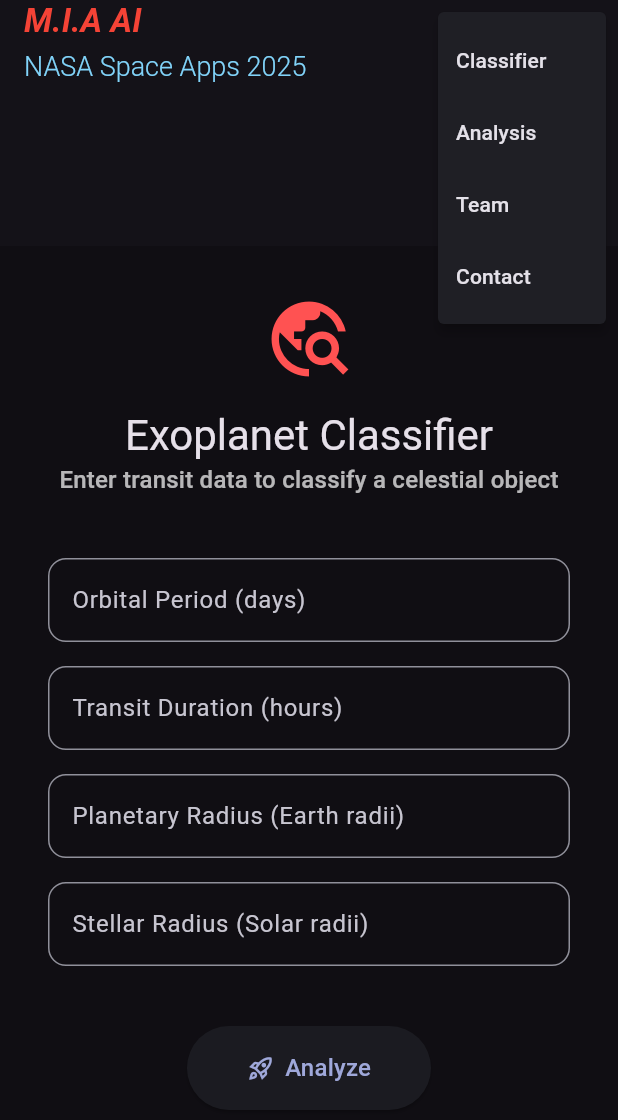
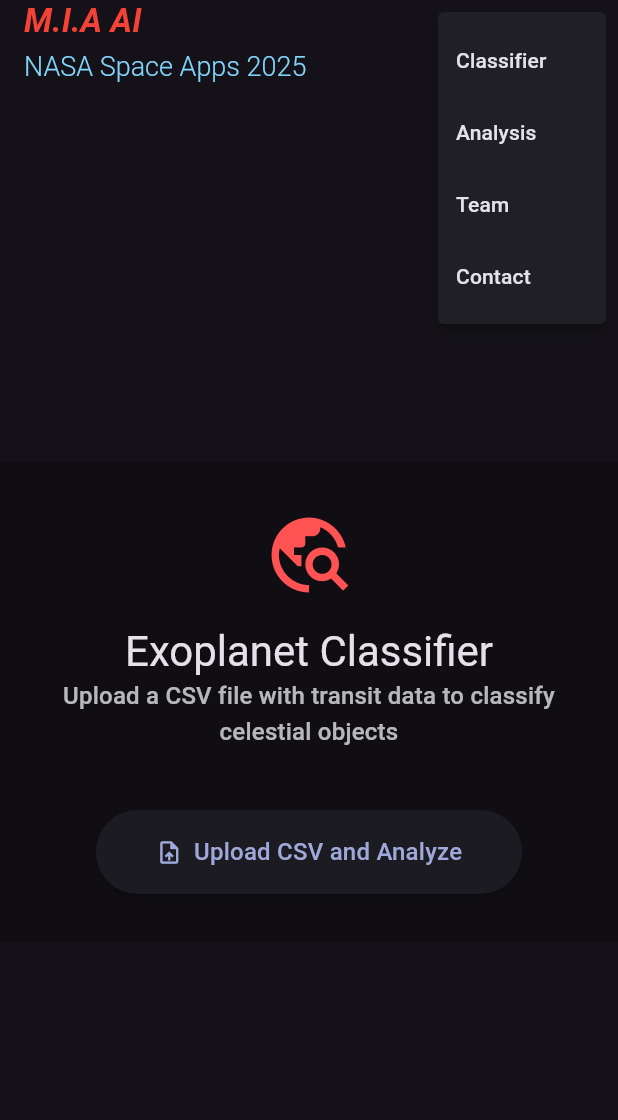
Before and after one commit to MIA-AI-Team/NASA-Space-Apps-2025-UI, a Flutter app: the screen it shows after launch, after a tap on the "menu" icon, on a phone screen of 412 x 824 dp. Shown: the top 1120 px of the screen. Run offline on Flutter 3.47's test engine with Material 3 defaults, Android fonts, the light colour scheme and no system bars; drawn by our look-alikes of animated_background; our stand-ins replace dio, file_picker, pie_chart; missing offline and left inert: universal_html.

Commit message:
Add CSV upload and result visualization to exoplanet classifier
Refactored the input flow to support CSV file uploads for batch exoplanet classification, replacing manual form entry. Integrated file_picker for file selection, universal_html for browser-based downloads, and pie_chart for visualizing prediction results. Updated the UI to display analysis statistics, feature importance, and confusion matrix images. Updated dependencies in pubspec.yaml and registered new plugins for macOS.

```diff
--- a/lib/main.dart
+++ b/lib/main.dart
@@ -1,3 +1,4 @@
+import 'dart:convert';
 import 'dart:math';
 
 import 'package:animations/animations.dart';
@@ -6,6 +7,9 @@ import 'package:animated_background/animated_background.dart';
 import 'package:url_launcher/url_launcher.dart';
 import 'package:dio/dio.dart';
 import 'splash_screen.dart';
+import 'package:file_picker/file_picker.dart';
+import 'package:pie_chart/pie_chart.dart';
+import 'package:universal_html/html.dart' as html;
 
 void main() {
   runApp(const MyApp());
@@ -89,7 +93,6 @@ class ExoplanetHomePage extends StatefulWidget {
 
 class _ExoplanetHomePageState extends State<ExoplanetHomePage>
     with TickerProviderStateMixin {
-  final _formKey = GlobalKey<FormState>();
   // Keys to identify and scroll to different sections of the page.
   final _identifierSectionKey = GlobalKey();
   final _analysisSectionKey = GlobalKey();
@@ -98,7 +101,10 @@ class _ExoplanetHomePageState extends State<ExoplanetHomePage>
 
   // State management variables
   PageState _pageState = PageState.input;
-  String _predictionResult = '';
+  String _fileName = '';
+  Map<String, double> _dataMap = {};
+  List<int>? _downloadableFileBytes;
+  String _downloadFileName = 'predictions.csv';
   String _predictionCertainty = '';
   // Controllers to get the text from TextFormFields
   final _orbitalPeriodController = TextEditingController();
@@ -107,47 +113,75 @@ class _ExoplanetHomePageState extends State<ExoplanetHomePage>
   final _stellarRadiusController = TextEditingController();
 
   Future<void> _getExoplanetPrediction() async {
-    if (_formKey.currentState!.validate()) {
+    FilePickerResult? result = await FilePicker.platform.pickFiles(
+      type: FileType.custom,
+      allowedExtensions: ['csv'],
+    );
+
+    if (result == null) return;
+
     setState(() {
       _pageState = PageState.loading;
+      _fileName = result.files.single.name;
     });
-      // const apiUrl = String.fromEnvironment('API_URL');
-      const apiUrl =
-          "https://nasa-space-apps-backend-production.up.railway.app/predict";
+
+    const apiUrl = "https://nasa-space-apps-backend-production.up.railway.app";
     final dio = Dio();
 
     try {
+      final file = result.files.single;
+
+      final formData = FormData.fromMap({
+        'file': MultipartFile.fromBytes(file.bytes!, filename: file.name),
+      });
+
       final response = await dio.post(
-          apiUrl,
-          data: {
-            'koi_period': double.parse(_orbitalPeriodController.text),
-            'koi_duration': double.parse(_transitDurationController.text),
-            'koi_prad': double.parse(_planetaryRadiusController.text),
-            'koi_srad': double.parse(_stellarRadiusController.text),
-          },
+        '$apiUrl/predict',
+        data: formData,
+        options: Options(headers: {'Content-Type': 'multipart/form-data'}),
+      );
+      // Assuming the API returns a JSON with stats and file data
+      final responseData = response.data;
+      final stats = responseData['stats'] as Map<String, dynamic>;
+      _dataMap = stats.map(
+        (key, value) => MapEntry(key, (value as num).toDouble()),
       );
 
-        // With dio, a successful response (2xx) is handled here.
-        // dio automatically decodes the JSON response.
-        final result = response.data;
-        _predictionResult = result['prediction'] ?? 'N/A';
+      // Assuming the file content is returned as a base64 encoded string
+      final fileContentBase64 = responseData['file_content'] as String;
+      _downloadableFileBytes = base64Decode(fileContentBase64);
+      _downloadFileName = responseData['filename'] ?? 'predictions.csv';
+
       _predictionCertainty = '';
     } on DioException catch (e) {
-        // Non-2xx status codes and other connection errors are caught here.
+      print("Error: ${e.message}");
       if (e.response != null) {
-          _predictionResult = 'ERROR';
-          _predictionCertainty = 'Status: ${e.response?.statusCode}';
+        if (e.response?.statusCode == 502) {
+          _predictionCertainty =
+              'The uploaded CSV file is not in the correct format. Please check the file and try again.';
         } else {
-          _predictionResult = 'ERROR';
+          _predictionCertainty =
+              'An error occurred. Status: ${e.response?.statusCode}';
+        }
+      } else {
         _predictionCertainty = 'Connection Failed';
       }
       print(e);
-      }
-
+    } finally {
       setState(() {
         _pageState = PageState.result;
       });
     }
+  }
+
+  void _downloadFile() {
+    if (_downloadableFileBytes == null) return;
+    final blob = html.Blob([_downloadableFileBytes]);
+    final url = html.Url.createObjectUrlFromBlob(blob);
+    final anchor = html.AnchorElement(href: url)
+      ..setAttribute("download", _downloadFileName)
+      ..click();
+    html.Url.revokeObjectUrl(url);
   }
 
   @override
@@ -354,19 +388,14 @@ class _ExoplanetHomePageState extends State<ExoplanetHomePage>
         return const _LoadingView();
       case PageState.result:
         return _ResultView(
-          prediction: _predictionResult,
+          fileName: _fileName,
+          dataMap: _dataMap,
           certainty: _predictionCertainty,
           onReset: () => setState(() => _pageState = PageState.input),
+          onDownload: _downloadFile,
         );
       case PageState.input:
-        return _InputView(
-          formKey: _formKey,
-          orbitalPeriodController: _orbitalPeriodController,
-          transitDurationController: _transitDurationController,
-          planetaryRadiusController: _planetaryRadiusController,
-          stellarRadiusController: _stellarRadiusController,
-          onAnalyze: _getExoplanetPrediction,
-        );
+        return _InputView(onAnalyze: _getExoplanetPrediction);
     }
   }
 
@@ -432,7 +461,7 @@ class _ModelAnalysisView extends StatelessWidget {
   @override
   Widget build(BuildContext context) {
     return Padding(
-      padding: const EdgeInsets.all(16.0),
+      padding: const EdgeInsets.symmetric(horizontal: 16.0, vertical: 64.0),
       child: Card(
         color: Colors.black.withOpacity(0.2),
         elevation: 0,
@@ -440,29 +469,118 @@ class _ModelAnalysisView extends StatelessWidget {
           side: BorderSide(color: Colors.grey.shade800, width: 0.5),
           borderRadius: BorderRadius.circular(12),
         ),
-        child: Padding(
-          padding: const EdgeInsets.all(16.0),
+        child: SingleChildScrollView(
+          padding: const EdgeInsets.all(24.0),
+          child: ConstrainedBox(
+            constraints: const BoxConstraints(maxWidth: 1200),
             child: Column(
+              mainAxisSize: MainAxisSize.min,
               children: [
                 Text(
                   'Current Model Analysis',
                   style: Theme.of(
                     context,
-                ).textTheme.titleLarge?.copyWith(color: Colors.white),
+                  ).textTheme.headlineMedium?.copyWith(color: Colors.white),
                 ),
-              const SizedBox(height: 16),
-              const Row(
+                const SizedBox(height: 24),
+                LayoutBuilder(
+                  builder: (context, constraints) {
+                    if (constraints.maxWidth > 600) {
+                      // Wide screen: show stats in a row
+                      return const Row(
                         mainAxisAlignment: MainAxisAlignment.spaceEvenly,
                         children: [
-                  _StatColumn(title: 'Accuracy', value: '98.2%'),
-                  _StatColumn(title: 'Dataset', value: 'Kepler (Q1-Q17)'),
-                  _StatColumn(title: 'Model', value: 'Random Forest'),
+                          _StatColumn(title: 'Accuracy', value: '78%'),
+                          _StatColumn(
+                            title: 'Dataset',
+                            value: 'Kepler Objects of Interest (KOI)',
+                          ),
+                          _StatColumn(
+                            title: 'Model',
+                            value: 'CatBoost Classifier',
+                          ),
                         ],
+                      );
+                    } else {
+                      // Narrow screen: show stats in a column
+                      return const Column(
+                        mainAxisAlignment: MainAxisAlignment.center,
+                        children: [
+                          _StatColumn(title: 'Accuracy', value: '78%'),
+                          SizedBox(height: 16),
+                          _StatColumn(
+                            title: 'Dataset',
+                            value: 'Kepler Objects of Interest (KOI)',
+                          ),
+                          SizedBox(height: 16),
+                          _StatColumn(
+                            title: 'Model',
+                            value: 'CatBoost Classifier',
+                          ),
+                        ],
+                      );
+                    }
+                  },
+                ),
+                const SizedBox(height: 40),
+                LayoutBuilder(
+                  builder: (context, constraints) {
+                    if (constraints.maxWidth > 800) {
+                      return Row(
+                        crossAxisAlignment: CrossAxisAlignment.start,
+                        children: [
+                          Expanded(
+                            child: _buildImageCard(
+                              'Feature Importance',
+                              'assets/images/feature_importance.png',
+                            ),
+                          ),
+                          const SizedBox(width: 24),
+                          Expanded(
+                            child: _buildImageCard(
+                              'Confusion Matrix',
+                              'assets/images/confusion_matrix.png',
+                            ),
+                          ),
+                        ],
+                      );
+                    }
+                    return Column(
+                      children: [
+                        _buildImageCard(
+                          'Feature Importance',
+                          'assets/images/feature_importance.png',
+                        ),
+                        const SizedBox(height: 24),
+                        _buildImageCard(
+                          'Confusion Matrix',
+                          'assets/images/confusion_matrix.png',
+                        ),
+                      ],
+                    );
+                  },
                 ),
               ],
             ),
           ),
         ),
+      ),
+    );
+  }
+
+  Widget _buildImageCard(String title, String imagePath) {
+    return Column(
+      children: [
+        Text(
+          title,
+          style: const TextStyle(fontSize: 18, fontWeight: FontWeight.bold),
+        ),
+        const SizedBox(height: 16),
+        ClipRRect(
+          borderRadius: BorderRadius.circular(8),
+          child: Image.asset(imagePath, height: 350, fit: BoxFit.contain),
+        ),
+      ],
     );
   }
 }
@@ -470,6 +588,7 @@ class _ModelAnalysisView extends StatelessWidget {
 class _StatColumn extends StatelessWidget {
   const _StatColumn({required this.title, required this.value});
   final String title;
+
   final String value;
 
   @override
@@ -731,20 +850,8 @@ class _ContactSectionView extends StatelessWidget {
 
 // The view for user input
 class _InputView extends StatelessWidget {
-  const _InputView({
-    required this.formKey,
-    required this.orbitalPeriodController,
-    required this.transitDurationController,
-    required this.planetaryRadiusController,
-    required this.stellarRadiusController,
-    required this.onAnalyze,
-  });
+  const _InputView({required this.onAnalyze});
 
-  final GlobalKey<FormState> formKey;
-  final TextEditingController orbitalPeriodController;
-  final TextEditingController transitDurationController;
-  final TextEditingController planetaryRadiusController;
-  final TextEditingController stellarRadiusController;
   final VoidCallback onAnalyze;
 
   @override
@@ -756,8 +863,6 @@ class _InputView extends StatelessWidget {
         constraints: const BoxConstraints(maxWidth: 500),
         child: SingleChildScrollView(
           padding: const EdgeInsets.all(32.0),
-          child: Form(
-            key: formKey,
           child: Column(
             mainAxisAlignment: MainAxisAlignment.center,
             children: <Widget>[
@@ -769,35 +874,15 @@ class _InputView extends StatelessWidget {
               const SizedBox(height: 16),
               Text('Exoplanet Classifier', style: textTheme.headlineMedium),
               Text(
-                  'Enter transit data to classify a celestial object',
+                'Upload a CSV file with transit data to classify celestial objects',
                 style: textTheme.titleMedium?.copyWith(color: Colors.white70),
                 textAlign: TextAlign.center,
               ),
               const SizedBox(height: 40),
-                _buildTextFormField(
-                  controller: orbitalPeriodController,
-                  labelText: 'Orbital Period (days)',
-                ),
-                const SizedBox(height: 16),
-                _buildTextFormField(
-                  controller: transitDurationController,
-                  labelText: 'Transit Duration (hours)',
-                ),
-                const SizedBox(height: 16),
-                _buildTextFormField(
-                  controller: planetaryRadiusController,
-                  labelText: 'Planetary Radius (Earth radii)',
-                ),
-                const SizedBox(height: 16),
-                _buildTextFormField(
-                  controller: stellarRadiusController,
-                  labelText: 'Stellar Radius (Solar radii)',
-                ),
-                const SizedBox(height: 40),
               ElevatedButton.icon(
                 onPressed: onAnalyze,
-                  icon: const Icon(Icons.rocket_launch_outlined),
-                  label: const Text('Analyze'),
+                icon: const Icon(Icons.upload_file),
+                label: const Text('Upload CSV and Analyze'),
                 style: ElevatedButton.styleFrom(
                   padding: const EdgeInsets.symmetric(
                     horizontal: 40,
@@ -810,30 +895,6 @@ class _InputView extends StatelessWidget {
           ),
         ),
       ),
-      ),
-    );
-  }
-
-  TextFormField _buildTextFormField({
-    required TextEditingController controller,
-    required String labelText,
-  }) {
-    return TextFormField(
-      controller: controller,
-      decoration: InputDecoration(
-        labelText: labelText,
-        border: const OutlineInputBorder(
-          borderRadius: BorderRadius.all(Radius.circular(12)),
-        ),
-      ),
-      keyboardType: const TextInputType.numberWithOptions(decimal: true),
-      validator: (value) =>
-          (value == null ||
-              value.isEmpty ||
-              double.tryParse(value) == null ||
-              double.parse(value) <= 0)
-          ? 'Please enter a valid number'
-          : null,
     );
   }
 }
@@ -861,19 +922,25 @@ class _LoadingView extends StatelessWidget {
 // The view for displaying the prediction result
 class _ResultView extends StatelessWidget {
   const _ResultView({
-    required this.prediction,
+    required this.fileName,
+    required this.dataMap,
     required this.certainty,
     required this.onReset,
+    required this.onDownload,
   });
 
-  final String prediction;
+  final String fileName;
+  final Map<String, double> dataMap;
   final String certainty;
   final VoidCallback onReset;
+  final VoidCallback onDownload;
+
+  bool get _isError => dataMap.isEmpty;
 
   @override
   Widget build(BuildContext context) {
     final textTheme = Theme.of(context).textTheme;
-    final (icon, color) = _getResultVisuals(prediction);
+    final (icon, color) = _getResultVisuals('');
 
     return Card(
       elevation: 10,
@@ -883,12 +950,13 @@ class _ResultView extends StatelessWidget {
         child: Column(
           mainAxisSize: MainAxisSize.min,
           children: [
-            Text('Analysis Complete', style: textTheme.titleLarge),
+            if (_isError) ...[
+              Text('Analysis Failed', style: textTheme.titleLarge),
               const SizedBox(height: 24),
               Icon(icon, size: 80, color: color),
               const SizedBox(height: 16),
               Text(
-              prediction,
+                'ERROR',
                 style: textTheme.displaySmall?.copyWith(
                   color: color,
                   fontWeight: FontWeight.bold,
@@ -896,15 +964,60 @@ class _ResultView extends StatelessWidget {
               ),
               const SizedBox(height: 8),
               if (certainty.isNotEmpty)
-              Text('Certainty: $certainty', style: textTheme.titleMedium)
-            else
-              const SizedBox(height: 0),
+                Padding(
+                  padding: const EdgeInsets.symmetric(horizontal: 16.0),
+                  child: Text(
+                    certainty,
+                    style: textTheme.titleMedium,
+                    textAlign: TextAlign.center,
+                  ),
+                ),
               const SizedBox(height: 32),
+              TextButton.icon(
+                onPressed: onReset,
+                icon: const Icon(Icons.refresh),
+                label: const Text('Try Again'),
+              ),
+            ] else ...[
+              Text('Analysis Complete', style: textTheme.titleLarge),
+              const SizedBox(height: 16),
+              Text('File: $fileName', style: textTheme.titleSmall),
+              const SizedBox(height: 24),
+              PieChart(
+                dataMap: dataMap,
+                animationDuration: const Duration(milliseconds: 800),
+                chartLegendSpacing: 32,
+                chartRadius: MediaQuery.of(context).size.width / 3.2,
+                initialAngleInDegree: 0,
+                chartType: ChartType.ring,
+                ringStrokeWidth: 32,
+                legendOptions: const LegendOptions(
+                  showLegendsInRow: false,
+                  legendPosition: LegendPosition.right,
+                  showLegends: true,
+                  legendTextStyle: TextStyle(fontWeight: FontWeight.bold),
+                ),
+                chartValuesOptions: const ChartValuesOptions(
+                  showChartValueBackground: true,
+                  showChartValues: true,
+                  showChartValuesInPercentage: false,
+                  showChartValuesOutside: false,
+                  decimalPlaces: 0,
+                ),
+              ),
+              const SizedBox(height: 32),
+              ElevatedButton.icon(
+                onPressed: onDownload,
+                icon: const Icon(Icons.download),
+                label: const Text('Download Predictions'),
+              ),
+              const SizedBox(height: 16),
               TextButton.icon(
                 onPressed: onReset,
                 icon: const Icon(Icons.refresh),
                 label: const Text('Analyze Another'),
               ),
+            ],
           ],
         ),
       ),
@@ -913,15 +1026,12 @@ class _ResultView extends StatelessWidget {
 
   // Helper to get an icon and color based on the prediction string
   (IconData, Color) _getResultVisuals(String prediction) {
-    switch (prediction) {
-      case 'CONFIRMED':
-        return (Icons.check_circle_outline, Colors.greenAccent.shade400);
-      case 'CANDIDATE':
-        return (Icons.help_outline, Colors.amber.shade400);
-      case 'FALSE POSITIVE':
-        return (Icons.highlight_off, Colors.redAccent.shade400);
-      default:
-        return (Icons.error_outline, Colors.grey);
+    if (_isError) {
+      return (Icons.error_outline, Colors.redAccent.shade400);
+    } else {
+      // You can customize this for the success state if you want
+      // For now, let's use a generic success icon.
+      return (Icons.pie_chart, Colors.greenAccent.shade400);
     }
   }
 }
--- a/pubspec.yaml
+++ b/pubspec.yaml
@@ -39,6 +39,9 @@ dependencies:
   animated_background: ^2.0.0
   url_launcher: ^6.3.0
   dio: ^5.5.0+1
+  file_picker: ^10.3.3
+  universal_html: ^2.2.4
+  pie_chart: ^5.4.0
 dev_dependencies:
   flutter_test:
     sdk: flutter
```
Also changed, not shown: pubspec.lock, 2 other files. Lines whose indentation alone changed are shown as unchanged.
